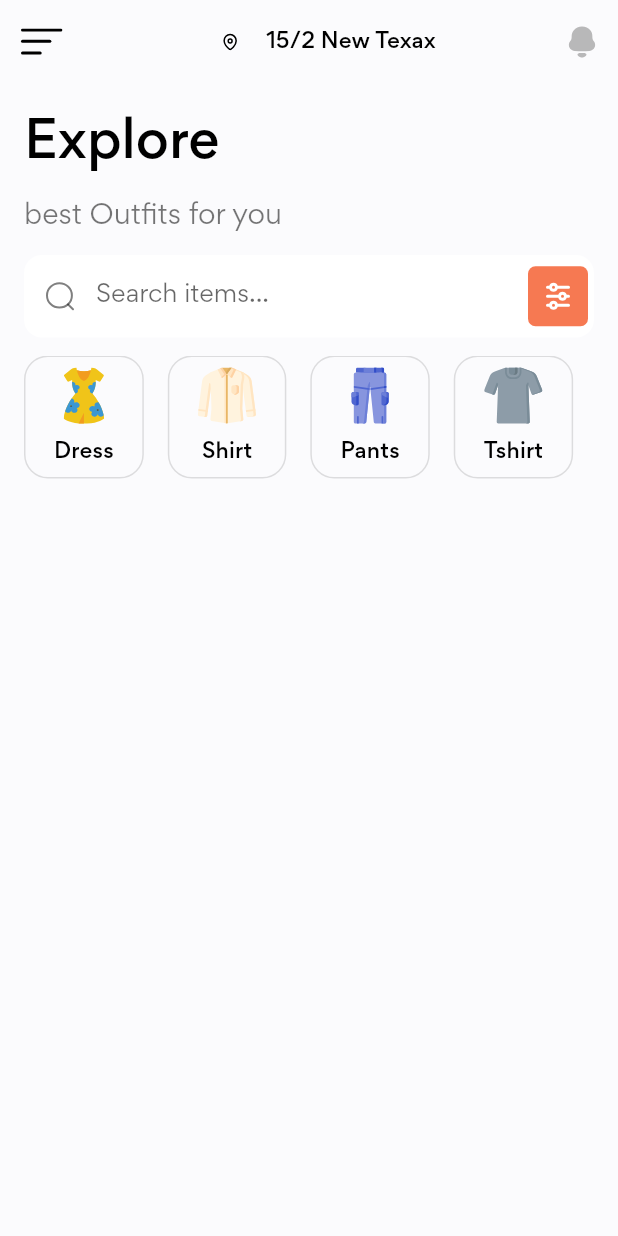
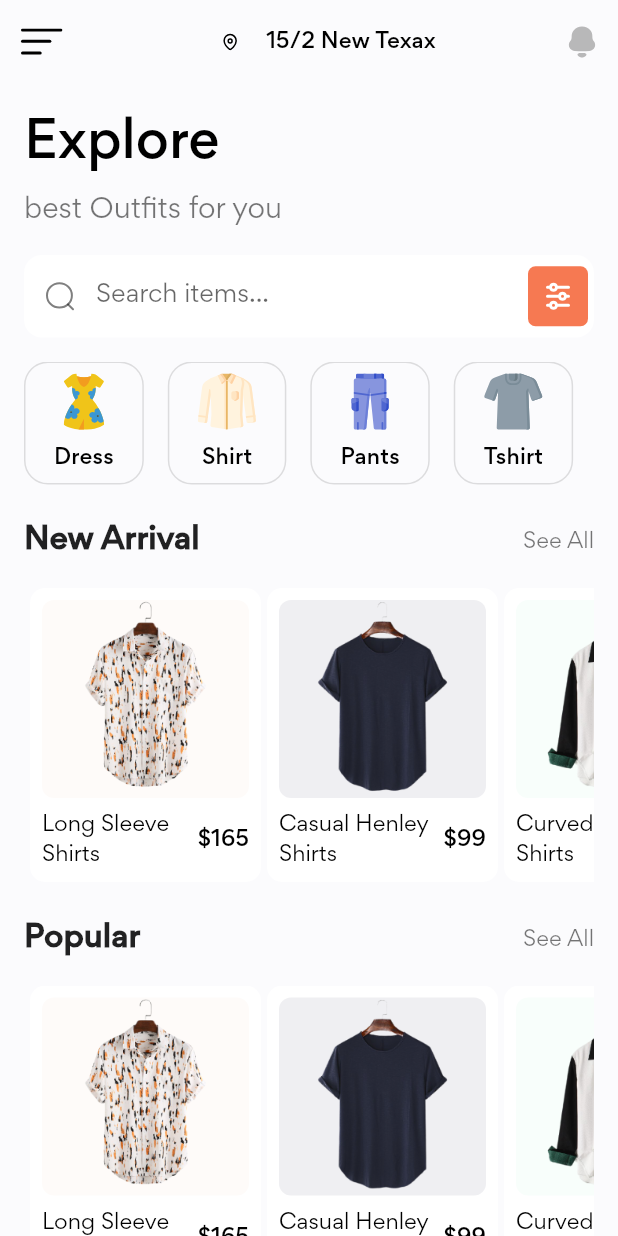
Before and after one commit to omnrohr/flutter_shop_app, a Flutter app: the screen it shows after launch, on a phone screen of 412 x 824 dp. Run offline on Flutter 3.47's test engine with Material 2 defaults, Android fonts, the phone set to English and light mode, and no system bars; our stand-ins replace flutter_svg.

Commit message:
after adding products

```diff
--- a/lib/main.dart
+++ b/lib/main.dart
@@ -17,6 +17,7 @@ class MyApp extends StatelessWidget {
       title: 'Shop app',
       theme: ThemeData(
           scaffoldBackgroundColor: bgColor,
+          // scaffoldBackgroundColor: Colors.grey,
           primarySwatch: Colors.blue,
           fontFamily: 'Gordita',
           textTheme:
--- a/lib/screens/home/components/body.dart
+++ b/lib/screens/home/components/body.dart
@@ -4,14 +4,18 @@ import '../../../constants.dart';
 import './category_Card.dart';
 import './search_form.dart';
 import '../../../models/category.dart';
+import '../../../models/product.dart';
 import './categories.dart';
+import './products_scroll_list.dart';
+import './section_header_seeall.dart';
+import './product_card.dart';
 
 class Body extends StatelessWidget {
   const Body({Key? key}) : super(key: key);
 
   @override
   Widget build(BuildContext context) {
-    return Padding(
+    return SingleChildScrollView(
       padding: const EdgeInsets.all(defaultPadding),
       child: Column(
         crossAxisAlignment: CrossAxisAlignment.start,
@@ -24,17 +28,26 @@ class Body extends StatelessWidget {
                 ?.copyWith(fontWeight: FontWeight.w500, color: Colors.black),
           ),
           const SizedBox(
-            height: 12,
+            height: defaultPadding / 2,
           ),
           const Text(
             'best Outfits for you',
             style: TextStyle(fontSize: 18),
           ),
           const Padding(
-            padding: EdgeInsets.symmetric(vertical: 12.0),
+            padding: EdgeInsets.symmetric(vertical: defaultPadding),
             child: SearchForm(),
           ),
-          Categories(),
+          const Categories(),
+          const SectionHeaderWithSeeAll(
+            title: 'New Arrival',
+          ),
+          const ProductsScrollList(),
+          const SectionHeaderWithSeeAll(title: 'Popular'),
+          const ProductsScrollList(),
+          SizedBox(
+            height: defaultPadding * 4,
+          ),
         ],
       ),
     );
--- /dev/null
+++ b/lib/screens/home/components/product_card.dart
@@ -0,0 +1,77 @@
+import 'package:flutter/material.dart';
+
+import '../../../constants.dart';
+
+class ProductCard extends StatelessWidget {
+  const ProductCard({
+    Key? key,
+    required this.image,
+    required this.title,
+    required this.price,
+    required this.bgColor,
+  }) : super(key: key);
+  final String image, title;
+  final int price;
+  final Color bgColor;
+
+  @override
+  Widget build(BuildContext context) {
+    return Container(
+      padding: EdgeInsets.all(defaultPadding / 2),
+      decoration: BoxDecoration(
+        borderRadius: BorderRadius.circular(defaultPadding - 6),
+        color: Colors.white,
+      ),
+      width: 154,
+      child: Column(
+        crossAxisAlignment: CrossAxisAlignment.center,
+        children: [
+          Container(
+            width: double.infinity,
+            decoration: BoxDecoration(
+                color: bgColor,
+                borderRadius: BorderRadius.circular(defaultPadding / 2)),
+            child: Image.asset(
+              image,
+              height: 132,
+            ),
+          ),
+          SizedBox(
+            height: defaultPadding / 2,
+          ),
+          Row(
+            mainAxisAlignment: MainAxisAlignment.spaceBetween,
+            children: [
+              // RichText(
+              //   textAlign: TextAlign.left,
+              //   text: TextSpan(
+              //     children: [
+              //       TextSpan(
+              //           text: 'Long Sleeve\n',
+              //           style: Theme.of(context).textTheme.bodyText2),
+              //       TextSpan(
+              //           text: 'Shirts',
+              //           style: Theme.of(context).textTheme.bodyText2),
+              //     ],
+              //   ),
+              // ),
+
+              Expanded(
+                  child: Text(
+                title,
+                style: TextStyle(color: Colors.black),
+              )),
+              SizedBox(
+                width: defaultPadding / 4,
+              ),
+              Text(
+                '\$$price',
+                style: Theme.of(context).textTheme.subtitle2,
+              )
+            ],
+          ),
+        ],
+      ),
+    );
+  }
+}
--- /dev/null
+++ b/lib/screens/home/components/products_scroll_list.dart
@@ -0,0 +1,30 @@
+import 'package:flutter/material.dart';
+import '../../../models/product.dart';
+import './product_card.dart';
+import '../../../constants.dart';
+
+class ProductsScrollList extends StatelessWidget {
+  const ProductsScrollList({
+    Key? key,
+  }) : super(key: key);
+
+  @override
+  Widget build(BuildContext context) {
+    return SingleChildScrollView(
+      scrollDirection: Axis.horizontal,
+      child: Row(
+        children: List.generate(
+            demo_product.length,
+            (index) => Padding(
+                  padding: EdgeInsets.only(left: defaultPadding / 4),
+                  child: ProductCard(
+                    image: demo_product[index].image,
+                    title: demo_product[index].title,
+                    price: demo_product[index].price,
+                    bgColor: demo_product[index].bgColor,
+                  ),
+                )),
+      ),
+    );
+  }
+}
--- /dev/null
+++ b/lib/screens/home/components/section_header_seeall.dart
@@ -0,0 +1,35 @@
+import 'package:flutter/material.dart';
+import '../../../constants.dart';
+
+class SectionHeaderWithSeeAll extends StatelessWidget {
+  const SectionHeaderWithSeeAll({
+    Key? key,
+    required this.title,
+  }) : super(key: key);
+
+  final String title;
+
+  @override
+  Widget build(BuildContext context) {
+    return Padding(
+      padding: const EdgeInsets.only(
+          top: defaultPadding * 1.5, bottom: defaultPadding),
+      child: Row(
+        mainAxisAlignment: MainAxisAlignment.spaceBetween,
+        children: [
+          Text(
+            title,
+            style: Theme.of(context)
+                .textTheme
+                .headline6
+                ?.copyWith(fontWeight: FontWeight.bold),
+          ),
+          Text(
+            'See All',
+            style: Theme.of(context).textTheme.bodyText2,
+          ),
+        ],
+      ),
+    );
+  }
+}
```
